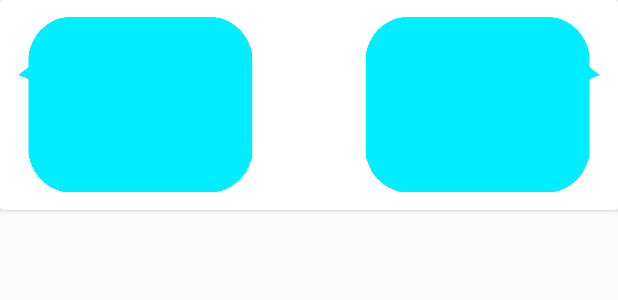
After one commit to miaonot/Miaochat, an Android app: the layout chat_view.xml on its own in the app's theme, with its tools: preview values and no code run, on a phone screen of 412 x 824 dp. The commit adds this screen. Shown: the top 300 px of the screen. Run offline under Robolectric (Android 15) with nearby library versions, the phone set to English and light mode, and no system bars.

Commit message:
v0.0.8
completed the function of send message.
maybe finished the UI of ChatActivity.

```diff
--- a/app/src/main/java/com/miaonot/www/miaochat/utils/SocketUtil.java
+++ b/app/src/main/java/com/miaonot/www/miaochat/utils/SocketUtil.java
@@ -23,7 +23,7 @@ import java.util.TimerTask;
  */
 public class SocketUtil {
 
-    private static final String ip = "192.168.43.232";
+    private static final String ip = "192.168.2.1";
     private static final int shortPort = 1101;
     private static final int longPort = 1100;
 
--- /dev/null
+++ b/app/src/main/res/layout/chat_view.xml
@@ -0,0 +1,21 @@
+<?xml version="1.0" encoding="utf-8"?>
+<android.support.v7.widget.CardView xmlns:android="http://schemas.android.com/apk/res/android"
+    android:orientation="vertical"
+    android:layout_height="wrap_content"
+    android:layout_width="match_parent"
+    android:clickable="false">
+    <TextView
+        android:layout_width="wrap_content"
+        android:layout_height="wrap_content"
+        android:layout_gravity="end"
+        android:gravity="center"
+        android:layout_margin="10dp"
+        android:background="@mipmap/chatpop_send"/>
+    <TextView
+        android:layout_width="wrap_content"
+        android:layout_height="wrap_content"
+        android:layout_gravity="start"
+        android:gravity="center"
+        android:layout_margin="10dp"
+        android:background="@mipmap/chatpop"/>
+</android.support.v7.widget.CardView>
```
Also changed, not shown: app/build.gradle (+5 -3 lines), app/src/main/java/com/miaonot/www/miaochat/activity/ChatActivity.java (+72 -16 lines), app/src/main/java/com/miaonot/www/miaochat/activity/adapter/MyAdapter.java (+50 -7 lines), app/src/main/res/layout/activity_chat.xml (+5 -2 lines), app/src/main/res/drawable/chatpop_send.9.png (added), app/src/main/res/mipmap-xxxhdpi/chatpop.9.png (added), app/src/main/res/mipmap-xxxhdpi/chatpop_send.9.png (added), 1 other file.
